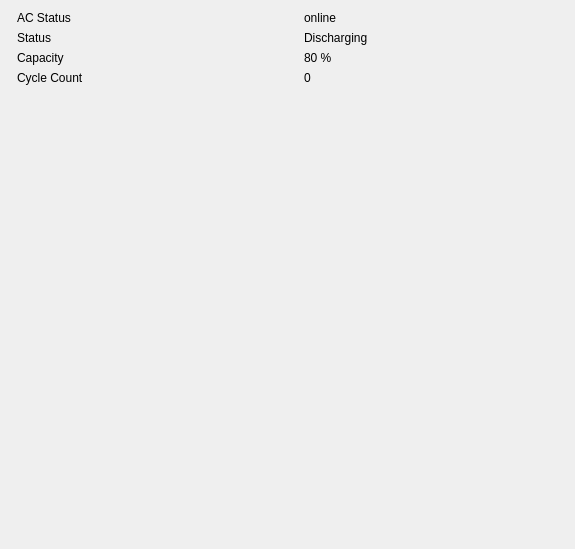
Qt form LaptopControlPanel/GUI/Pages/ui/PowerSourcePage.ui (FabriceSalvaire/LaptopControlPanel) before a commit.
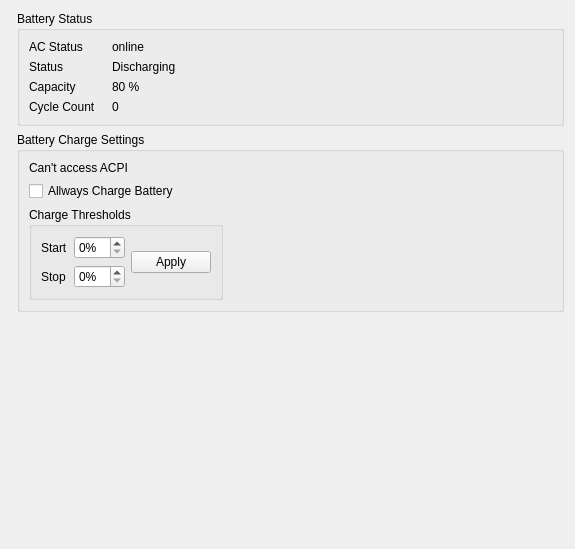
The same form after that commit.

Commit message: Added battery charge thresholds to GUI

What changed in the file:
```diff
--- a/LaptopControlPanel/GUI/Pages/ui/PowerSourcePage.ui
+++ b/LaptopControlPanel/GUI/Pages/ui/PowerSourcePage.ui
@@ -14,42 +14,108 @@
    <string>Form</string>
   </property>
   <layout class="QFormLayout" name="formLayout">
+   <property name="fieldGrowthPolicy">
+    <enum>QFormLayout::ExpandingFieldsGrow</enum>
+   </property>
+   <item row="2" column="1">
+    <widget class="QGroupBox" name="battery_charge_settings_group_box">
+     <property name="sizePolicy">
+      <sizepolicy hsizetype="Expanding" vsizetype="Preferred">
+       <horstretch>0</horstretch>
+       <verstretch>0</verstretch>
+      </sizepolicy>
+     </property>
+     <property name="title">
+      <string>Battery Charge Settings</string>
+     </property>
+     <layout class="QFormLayout" name="formLayout_2">
+      <item row="1" column="0">
+       <widget class="QCheckBox" name="always_charge_battery_check_box">
+        <property name="text">
+         <string>Allways Charge Battery</string>
+        </property>
+       </widget>
+      </item>
+      <item row="3" column="0">
+       <widget class="QGroupBox" name="charge_thresholds_group_box">
+        <property name="title">
+         <string>Charge Thresholds</string>
+        </property>
+        <layout class="QHBoxLayout" name="horizontalLayout">
+         <item>
+          <layout class="QGridLayout" name="gridLayout">
    <item row="0" column="1">
+            <widget class="QSpinBox" name="start_threshold_spin_box">
+             <property name="suffix">
+              <string>%</string>
+             </property>
+            </widget>
+           </item>
+           <item row="0" column="0">
+            <widget class="QLabel" name="start_label">
+             <property name="text">
+              <string>Start</string>
+             </property>
+             <property name="buddy">
+              <cstring>start_threshold_spin_box</cstring>
+             </property>
+            </widget>
+           </item>
+           <item row="1" column="0">
+            <widget class="QLabel" name="stop_threshold_label">
+             <property name="text">
+              <string>Stop</string>
+             </property>
+             <property name="buddy">
+              <cstring>stop_threshold_spin_box</cstring>
+             </property>
+            </widget>
+           </item>
+           <item row="1" column="1">
+            <widget class="QSpinBox" name="stop_threshold_spin_box">
+             <property name="suffix">
+              <string>%</string>
+             </property>
+            </widget>
+           </item>
+          </layout>
+         </item>
+         <item>
+          <widget class="QPushButton" name="apply_battery_charge_thresholds_push_button">
+           <property name="text">
+            <string>Apply</string>
+           </property>
+          </widget>
+         </item>
+        </layout>
+       </widget>
+      </item>
+      <item row="0" column="0">
+       <widget class="QLabel" name="error_message_label">
+        <property name="text">
+         <string>Can't access ACPI</string>
+        </property>
+       </widget>
+      </item>
+     </layout>
+    </widget>
+   </item>
+   <item row="0" column="1">
+    <widget class="QGroupBox" name="battery_status_group_box">
+     <property name="sizePolicy">
+      <sizepolicy hsizetype="Expanding" vsizetype="Preferred">
+       <horstretch>0</horstretch>
+       <verstretch>0</verstretch>
+      </sizepolicy>
+     </property>
+     <property name="title">
+      <string>Battery Status</string>
+     </property>
+     <layout class="QVBoxLayout" name="verticalLayout">
+      <item>
+       <layout class="QHBoxLayout" name="horizontalLayout_2">
+        <item>
     <layout class="QGridLayout" name="grid_layout">
-     <item row="0" column="0">
-      <widget class="QLabel" name="ac_status_title_label">
-       <property name="text">
-        <string>AC Status</string>
-       </property>
-      </widget>
-     </item>
-     <item row="1" column="0">
-      <widget class="QLabel" name="battery_status_title_label">
-       <property name="text">
-        <string>Status</string>
-       </property>
-      </widget>
-     </item>
-     <item row="1" column="1">
-      <widget class="QLabel" name="battery_status_label">
-       <property name="text">
-        <string>Discharging</string>
-       </property>
-       <property name="margin">
-        <number>0</number>
-       </property>
-       <property name="indent">
-        <number>10</number>
-       </property>
-      </widget>
-     </item>
-     <item row="2" column="0">
-      <widget class="QLabel" name="battery_capacity_title_label">
-       <property name="text">
-        <string>Capacity</string>
-       </property>
-      </widget>
-     </item>
      <item row="2" column="1">
       <widget class="QLabel" name="battery_capacity_label">
        <property name="text">
@@ -60,13 +126,6 @@
        </property>
       </widget>
      </item>
-     <item row="3" column="0">
-      <widget class="QLabel" name="battery_cycle_count_title_label">
-       <property name="text">
-        <string>Cycle Count</string>
-       </property>
-      </widget>
-     </item>
      <item row="3" column="1">
       <widget class="QLabel" name="battery_cycle_count_label">
        <property name="text">
@@ -77,6 +136,20 @@
        </property>
       </widget>
      </item>
+          <item row="1" column="0">
+           <widget class="QLabel" name="battery_status_title_label">
+            <property name="text">
+             <string>Status</string>
+            </property>
+           </widget>
+          </item>
+          <item row="2" column="0">
+           <widget class="QLabel" name="battery_capacity_title_label">
+            <property name="text">
+             <string>Capacity</string>
+            </property>
+           </widget>
+          </item>
      <item row="0" column="1">
       <widget class="QLabel" name="ac_status_label">
        <property name="text">
@@ -87,7 +160,52 @@
        </property>
       </widget>
      </item>
-    </layout>
+          <item row="0" column="0">
+           <widget class="QLabel" name="ac_status_title_label">
+            <property name="text">
+             <string>AC Status</string>
+            </property>
+           </widget>
+          </item>
+          <item row="3" column="0">
+           <widget class="QLabel" name="battery_cycle_count_title_label">
+            <property name="text">
+             <string>Cycle Count</string>
+            </property>
+           </widget>
+          </item>
+          <item row="1" column="1">
+           <widget class="QLabel" name="battery_status_label">
+            <property name="text">
+             <string>Discharging</string>
+            </property>
+            <property name="margin">
+             <number>0</number>
+            </property>
+            <property name="indent">
+             <number>10</number>
+            </property>
+           </widget>
+          </item>
+         </layout>
+        </item>
+        <item>
+         <spacer name="horizontalSpacer">
+          <property name="orientation">
+           <enum>Qt::Horizontal</enum>
+          </property>
+          <property name="sizeHint" stdset="0">
+           <size>
+            <width>40</width>
+            <height>20</height>
+           </size>
+          </property>
+         </spacer>
+        </item>
+       </layout>
+      </item>
+     </layout>
+    </widget>
    </item>
   </layout>
  </widget>
```
Lines whose indentation alone changed are shown as unchanged. The commit also changes 5 other files.
